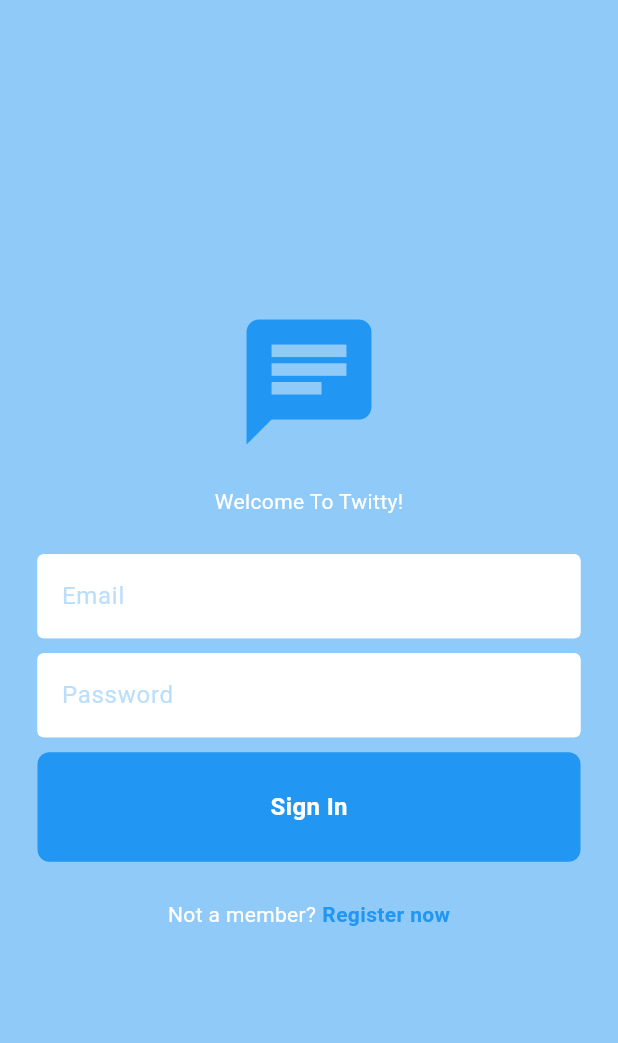
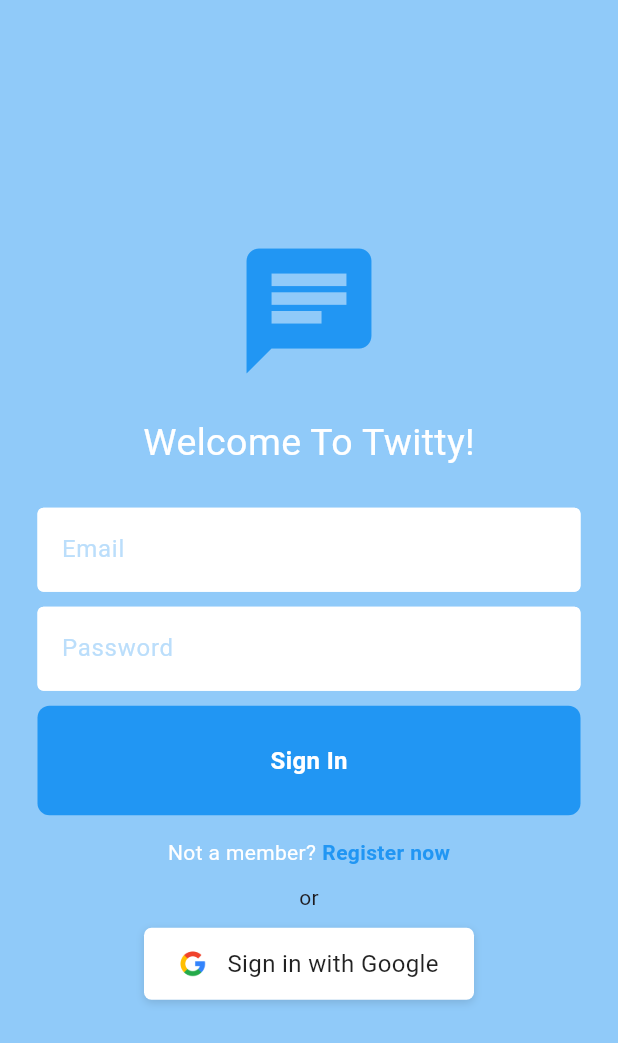
Before and after one commit to rataporn/mobile_project, a Flutter app: the screen it shows after launch, on a phone screen of 412 x 824 dp. Shown: the top 1043 px of the screen. Run offline on Flutter 3.47's test engine with Material 3 defaults, Android fonts, the phone set to English and light mode, and no system bars; our stand-ins replace cloud_firestore, firebase_auth, firebase_core, google_sign_in; accounts and stored records are empty.

Commit message:
Add Sign in with Google

```diff
--- a/lib/pages/login_page.dart
+++ b/lib/pages/login_page.dart
@@ -4,6 +4,8 @@ import 'package:firebase_auth/firebase_auth.dart';
 import 'package:flutter/material.dart';
 import 'package:twitty/components/button.dart';
 import 'package:twitty/components/text_field.dart';
+import 'package:google_sign_in/google_sign_in.dart';
+import 'package:twitty/pages/home_page.dart';
 
 class LoginPage extends StatefulWidget {
   final Function()? onTap;
@@ -84,7 +86,7 @@ class _LoginPageState extends State<LoginPage> {
                 // welcome
                 Text(
                   "Welcome To Twitty!",
-                  style: TextStyle(color: Colors.white),
+                  style: TextStyle(color: Colors.white, fontSize: 25),
                 ),
                 const SizedBox(height: 25),
 
@@ -109,7 +111,7 @@ class _LoginPageState extends State<LoginPage> {
                   onTap: signIn,
                   text: 'Sign In',
                 ),
-                const SizedBox(height: 25),
+                const SizedBox(height: 15),
 
                 // go to register page
                 Row(
@@ -134,6 +136,56 @@ class _LoginPageState extends State<LoginPage> {
                     )
                   ],
                 ),
+                const SizedBox(height: 10),
+                Text("or"),
+                const SizedBox(height: 10),
+                GestureDetector(
+                  onTap: () async {
+                    var userCredential = await signInWithGoogle();
+                    if (userCredential != null) {
+                      print(userCredential.toString());
+                      Navigator.of(context).pushReplacement(
+                        MaterialPageRoute(
+                          builder: (context) =>
+                              HomePage(), // Navigate to your home page
+                        ),
+                      );
+                    }
+                  },
+                  child: Container(
+                    height: 48,
+                    width: 220,
+                    decoration: BoxDecoration(
+                      color: Colors.white,
+                      borderRadius: BorderRadius.circular(5),
+                      boxShadow: [
+                        BoxShadow(
+                          color: Colors.black.withOpacity(0.12),
+                          blurRadius: 4,
+                          offset: Offset(0, 2),
+                        ),
+                      ],
+                    ),
+                    child: Row(
+                      mainAxisAlignment: MainAxisAlignment.center,
+                      children: [
+                        Image.asset(
+                          'assets/images/google_logo.png',
+                          height: 18,
+                          width: 18,
+                        ),
+                        SizedBox(width: 14),
+                        Text(
+                          'Sign in with Google',
+                          style: TextStyle(
+                            fontSize: 16,
+                            color: Colors.black87,
+                          ),
+                        ),
+                      ],
+                    ),
+                  ),
+                ),
               ],
             ),
           ),
@@ -141,4 +193,17 @@ class _LoginPageState extends State<LoginPage> {
       ),
     );
   }
+
+  Future<UserCredential?> signInWithGoogle() async {
+    final GoogleSignInAccount? googleUser = await GoogleSignIn().signIn();
+    final GoogleSignInAuthentication? googleAuth =
+        await googleUser?.authentication;
+
+    final credential = GoogleAuthProvider.credential(
+      accessToken: googleAuth?.accessToken,
+      idToken: googleAuth?.idToken,
+    );
+
+    return FirebaseAuth.instance.signInWithCredential(credential);
+  }
 }
--- a/pubspec.yaml
+++ b/pubspec.yaml
@@ -38,6 +38,7 @@ dependencies:
   firebase_core: ^2.24.2
   firebase_auth: ^4.16.0
   cloud_firestore: ^4.14.0
+  google_sign_in: ^6.2.1
 
 dev_dependencies:
   flutter_test:
@@ -62,9 +63,8 @@ flutter:
   uses-material-design: true
 
   # To add assets to your application, add an assets section, like this:
-  # assets:
-  #   - images/a_dot_burr.jpeg
-  #   - images/a_dot_ham.jpeg
+  assets:
+    - assets/images/google_logo.png
 
   # An image asset can refer to one or more resolution-specific "variants", see
   # https://flutter.dev/assets-and-images/#resolution-aware
```
Also changed, not shown: lib/pages/home_page.dart (+17 -5 lines), assets/images/google_logo.png (added), pubspec.lock, 1 other file.
